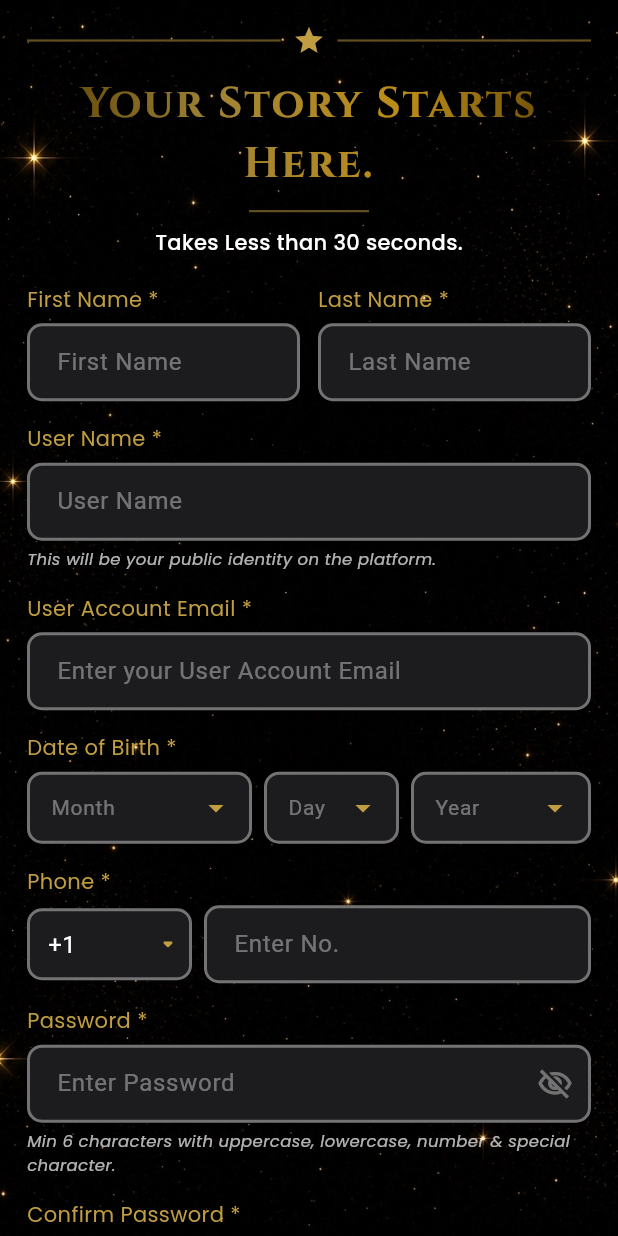
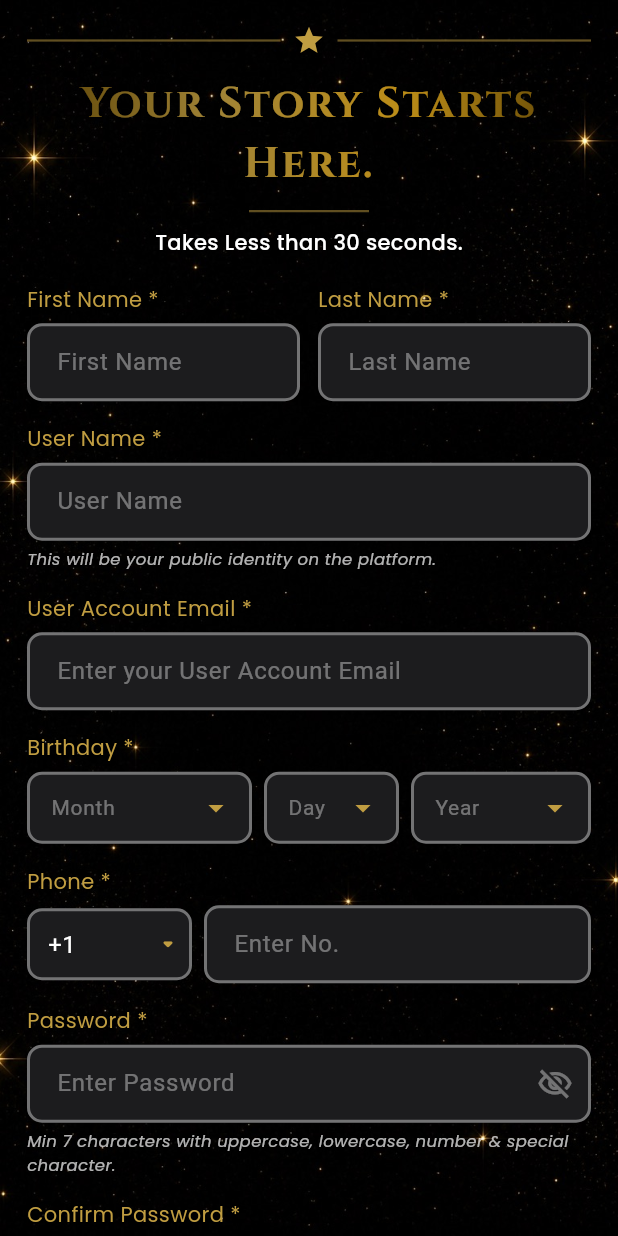
Before and after one commit to ranjithkumar-gitch/Myautobiography, a Flutter app: the RegisterScreen screen opened by its route, on a phone screen of 412 x 824 dp. Run offline on Flutter 3.47's test engine with Material 3 defaults, Android fonts, the phone set to English and light mode, and no system bars; drawn by our look-alikes of country_code_picker; our stand-ins replace flutter_widget_from_html_core, font_awesome_flutter, go_router, google_fonts, shared_preferences; missing offline and left inert: dart:html, dart:js_interop, phone_numbers_parser; accounts and stored records are empty.

Commit message:
Ui fixes done

```diff
--- a/lib/register_screen.dart
+++ b/lib/register_screen.dart
@@ -64,7 +64,7 @@ class _RegisterScreenState extends State<RegisterScreen> {
       return 'Please enter a valid user account email.';
     }
     if (selectedMonth == null || selectedDay == null || selectedYear == null) {
-      return 'Please select your full date of birth.';
+      return 'Please select your full birthday.';
     }
     if (_digitsOnly(phoneController.text).isEmpty ||
         selectedCountryCode == null) {
@@ -611,11 +611,11 @@ class _RegisterContent extends StatelessWidget {
           autofillHints: const [AutofillHints.email],
         ),
         SizedBox(height: isWide ? 8 : 15),
-        // Date of Birth
+        // Birthday
         Align(
           alignment: Alignment.centerLeft,
           child: Text(
-            "Date of Birth *",
+            "Birthday *",
             style: GoogleFonts.poppins(
               color: kgoldColor,
               fontSize: isWide ? 18 : 14,
@@ -669,7 +669,7 @@ class _RegisterContent extends StatelessWidget {
         Align(
           alignment: Alignment.centerLeft,
           child: Text(
-            'Min 6 characters with uppercase, lowercase, number & special character.',
+            'Min 7 characters with uppercase, lowercase, number & special character.',
             style: GoogleFonts.poppins(
               color: Colors.white70,
               fontSize: isWide ? 13 : 11,
```
